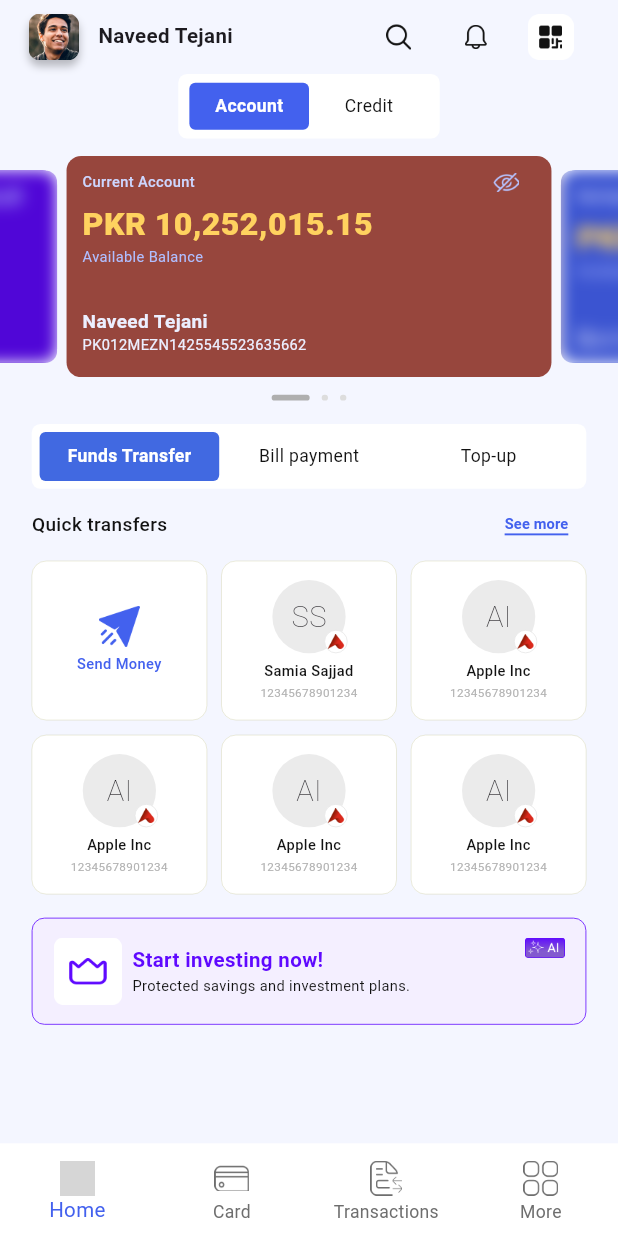
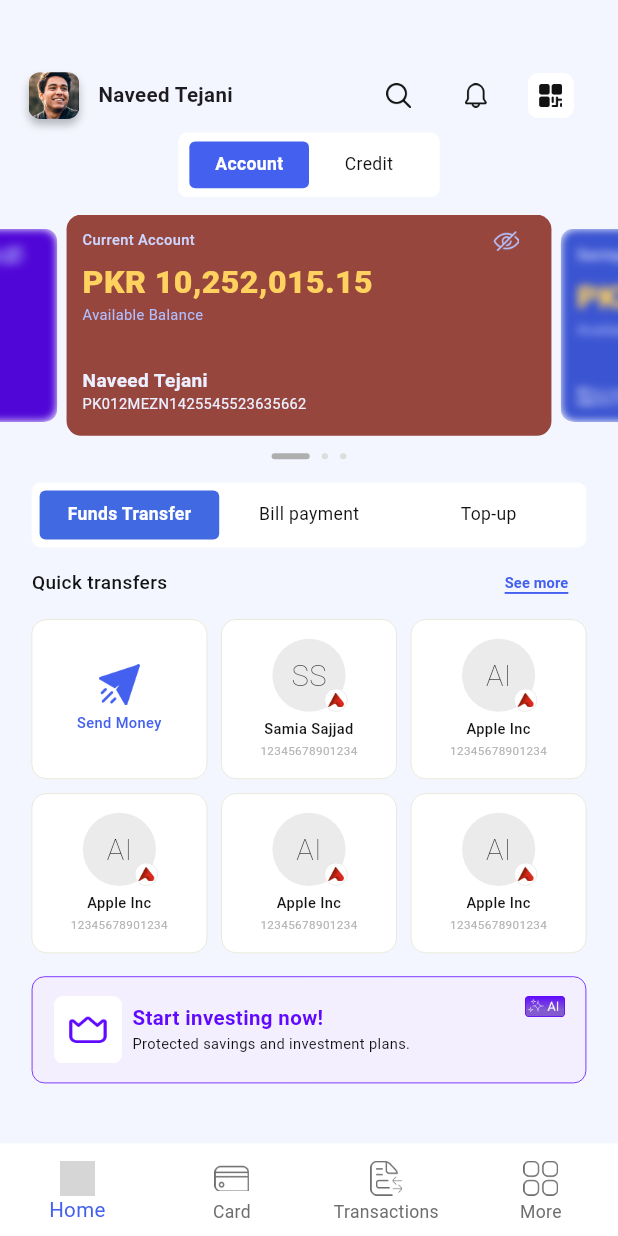
Before and after one commit to Iqbalshah786/passkeys, a Flutter app: the HomeTab screen opened directly, on a phone screen of 412 x 824 dp. Run offline on Flutter 3.47's test engine with Material 3 defaults, Android fonts, the phone set to English and light mode, and no system bars; drawn by our look-alikes of carousel_slider, smooth_page_indicator; our stand-ins replace flutter_native_splash, flutter_screenutil, google_fonts, logger; missing offline and left inert: dart:ffi; grey boxes are pictures that could not be loaded.

Commit message:
update home tab and card carousel ui

```diff
--- a/lib/screens/home_tab.dart
+++ b/lib/screens/home_tab.dart
@@ -30,8 +30,6 @@ class _HomeTabState extends State<HomeTab> {
         statusBarBrightness: Brightness.light,
       ),
       child: Scaffold(
-
-
         // ──────────────────────────────────────────────────────────────────────────
         // Custom BottomNavigationBar
         // ──────────────────────────────────────────────────────────────────────────
@@ -104,7 +102,8 @@ class _HomeTabState extends State<HomeTab> {
         // Main Body
         // ──────────────────────────────────────────────────────────────────────────
 
-        body: SafeArea(
+        body: Padding(
+          padding: EdgeInsets.only(top: 40.h),
           child: Column(
             children: [
               AppBarScreen(),
--- a/lib/widgets/CardCarousel.dart
+++ b/lib/widgets/CardCarousel.dart
@@ -1,10 +1,8 @@
-import 'dart:math' as math;
-import 'dart:ui'; // Import for ImageFilter
+import 'dart:ui';
 import 'package:carousel_slider/carousel_slider.dart' as cs;
 import 'package:carousel_slider/carousel_controller.dart' as csController;
 import 'package:flutter/material.dart';
 import 'package:flutter_screenutil/flutter_screenutil.dart';
-import 'package:gradient_borders/box_borders/gradient_box_border.dart';
 import 'package:smooth_page_indicator/smooth_page_indicator.dart';
 
 class CardCarousel extends StatefulWidget {
@@ -90,7 +88,7 @@ class _CardCarouselState extends State<CardCarousel> {
                   ClipRRect(
                     borderRadius: BorderRadius.circular(8.r),
                     child: BackdropFilter(
-                      filter: ImageFilter.blur(sigmaX: 5, sigmaY: 5),
+                      filter: ImageFilter.blur(sigmaX: 3, sigmaY: 3),
                       child: Container(
                         color: Colors.black.withOpacity(0),
                       ),
@@ -130,19 +128,6 @@ class _CardCarouselState extends State<CardCarousel> {
       padding: EdgeInsets.all(10.w),
       decoration: BoxDecoration(
         color: Color(bgColor),
-
-
-
-        // border: GradientBoxBorder(
-        //   gradient: const LinearGradient(
-        //     colors: [
-        //       Color(0xff7088FB),
-        //       Color(0xffB9C5FF),
-        //     ],
-        //   ),
-        //   width: 1.w,
-        // ),
-
         borderRadius: BorderRadius.circular(10.r),
       ),
       child: Column(
```
